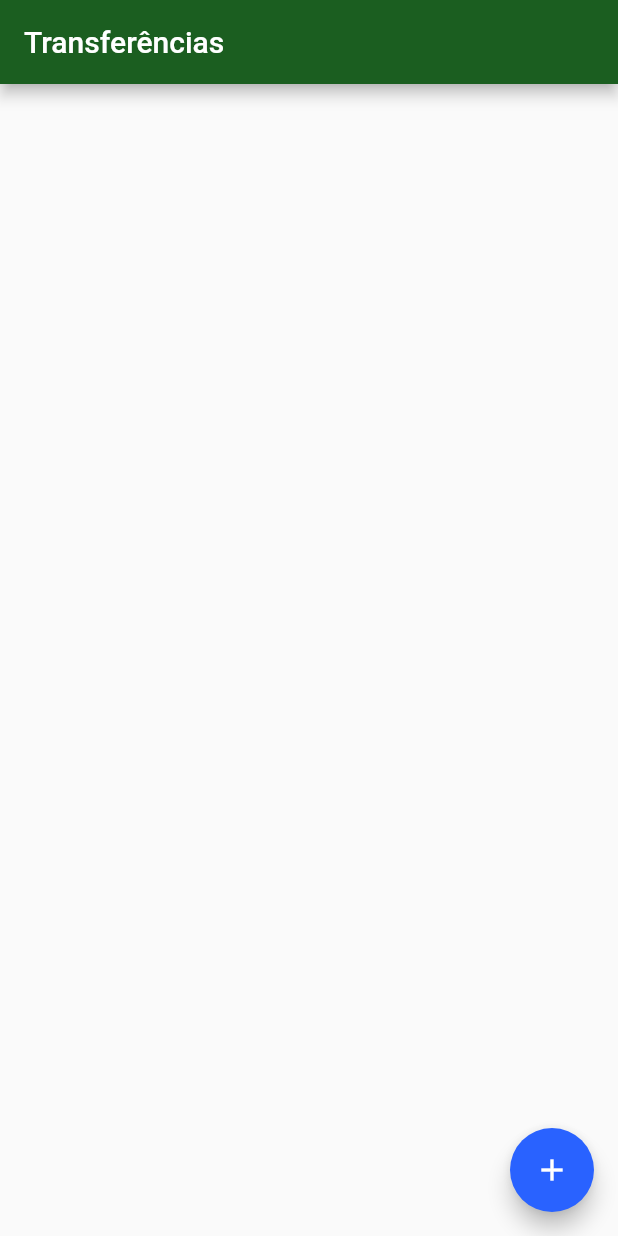
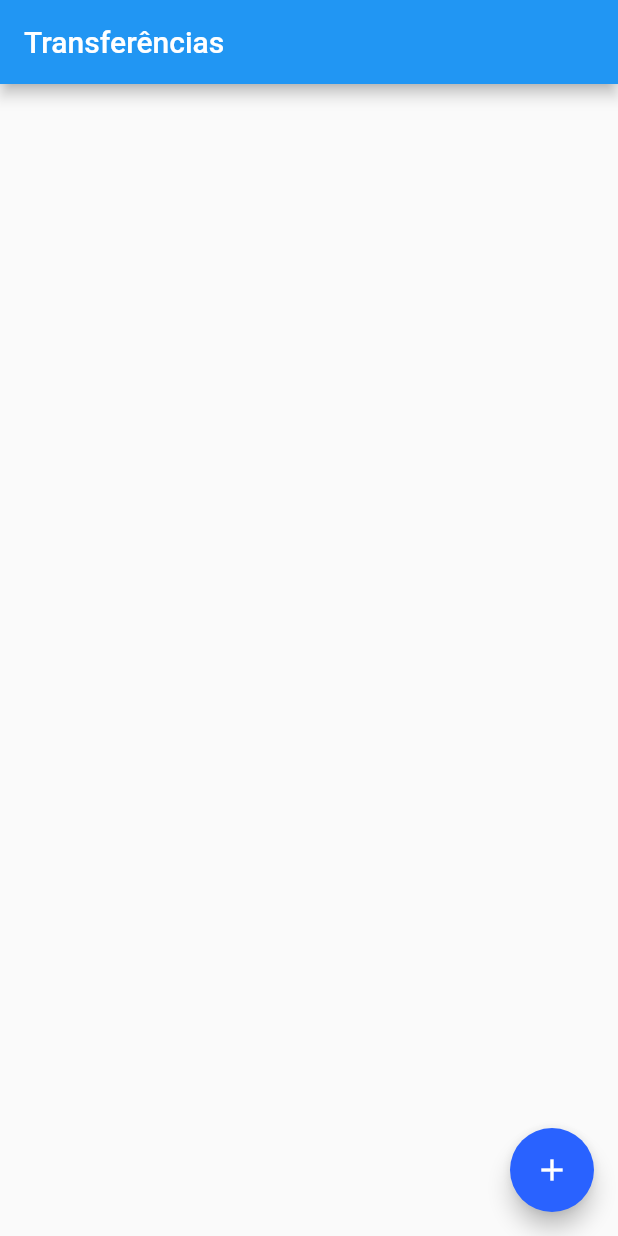
Before and after one commit to victorhugoof/alura-flutter, a Flutter app: the screen it shows after launch, on a phone screen of 412 x 824 dp. Run offline on Flutter 3.47's test engine with Material 2 defaults, Android fonts, the phone set to English and light mode, and no system bars.

```diff
--- a/curso1/bytebank/lib/main.dart
+++ b/curso1/bytebank/lib/main.dart
@@ -9,12 +9,17 @@ class BytebankApp extends StatelessWidget {
   @override
   Widget build(BuildContext context) {
     final primaryColor = Colors.green[900];
+    final primaryColorLight = Colors.white;
     final accentColor = Colors.blueAccent[700];
 
     return MaterialApp(
-      theme: ThemeData(
+      theme: ThemeData.light().copyWith(
         primaryColor: primaryColor,
+        primaryColorLight: primaryColorLight,
         accentColor: accentColor,
+        appBarTheme: AppBarTheme(
+          brightness: Brightness.dark,
+        ),
         elevatedButtonTheme: ElevatedButtonThemeData(
           style: ButtonStyle(
             backgroundColor: MaterialStateColor.resolveWith((states) => accentColor),
```
